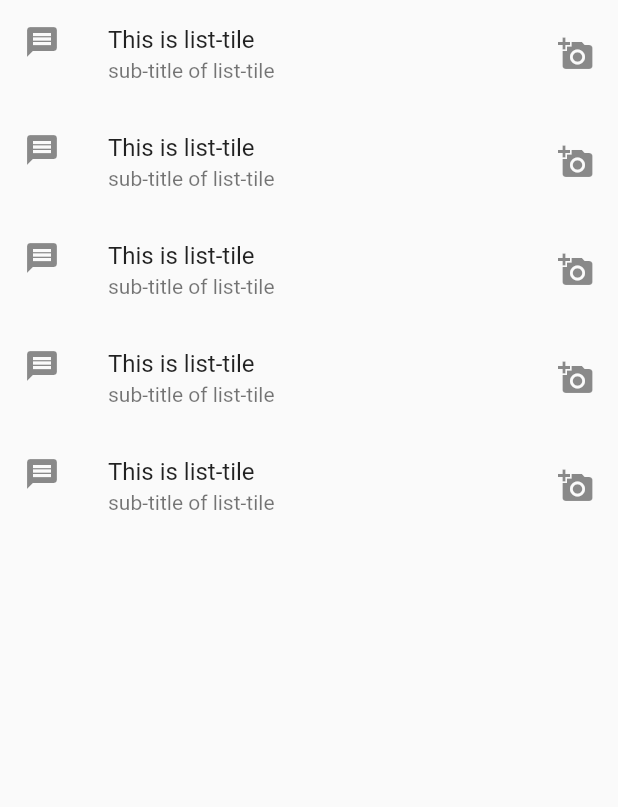
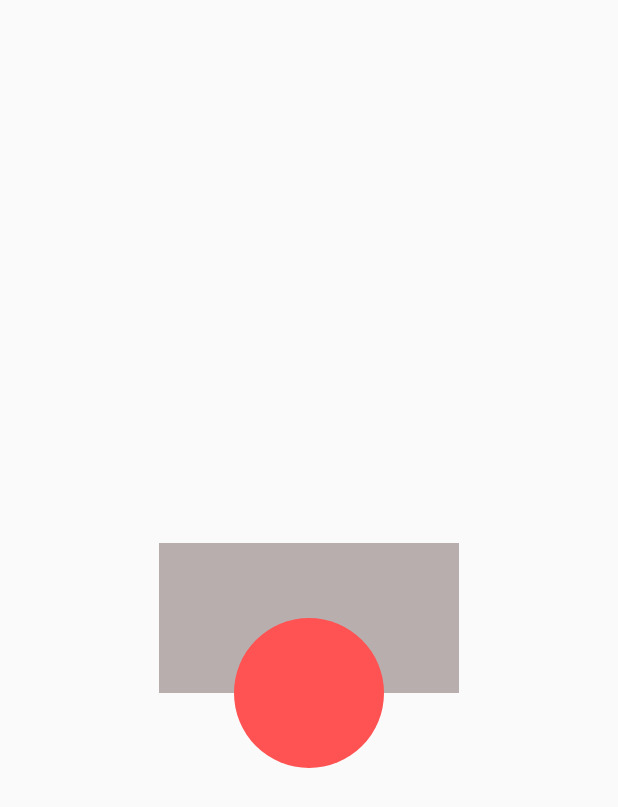
Before and after one commit to arjun-baidya/flutter_learning_materials, a Flutter app: the screen it shows after launch, on a phone screen of 412 x 824 dp. Shown: the top 807 px of the screen. Run offline on Flutter 3.47's test engine with Material 2 defaults, Android fonts, the phone set to English and light mode, and no system bars.

Commit message:
stack positioned float action button

```diff
--- /dev/null
+++ b/lib/flutter_widgets/stack_positioned_floatbutton_widget.dart
@@ -0,0 +1,27 @@
+import 'package:flutter/material.dart';
+
+class StackPositionedFloatButton extends StatelessWidget {
+  const StackPositionedFloatButton({ Key? key }) : super(key: key);
+
+  @override
+  Widget build(BuildContext context) {
+    return Scaffold(
+      body: Center(
+        child: Stack(
+          clipBehavior: Clip.none, alignment: Alignment.bottomCenter,
+          children: [
+            Container(
+              width: 200,
+              height: 100,
+              color: const Color.fromARGB(255, 185, 174, 174),
+            ),
+            const Positioned(
+              child: CircleAvatar(radius: 50,backgroundColor: Colors.redAccent,),
+              bottom: -50,
+            ),
+          ],
+        ),
+      ),
+    );
+  }
+}
--- a/lib/main.dart
+++ b/lib/main.dart
@@ -7,6 +7,7 @@ import 'package:flutter_learning_materials/flutter_widgets/mediaquery_widget.dar
 import 'package:flutter_learning_materials/flutter_widgets/row_widget.dart';
 import 'package:flutter_learning_materials/flutter_widgets/safearea_widget.dart';
 import 'package:flutter_learning_materials/flutter_widgets/singlechildscroleview_widget.dart';
+import 'package:flutter_learning_materials/flutter_widgets/stack_positioned_floatbutton_widget.dart';
 
 void main() {
   runApp(const MyApp());
@@ -31,7 +32,8 @@ class MyApp extends StatelessWidget {
       // home:  const RowWidget(),
       // home: const SingleChildScroleViewWidget(),
       // home:  const MediaqueryWidget(),
-      home: const ListtileWidget(),
+      // home: const ListtileWidget(),
+      home: const StackPositionedFloatButton()
     );
   }
 }
```
